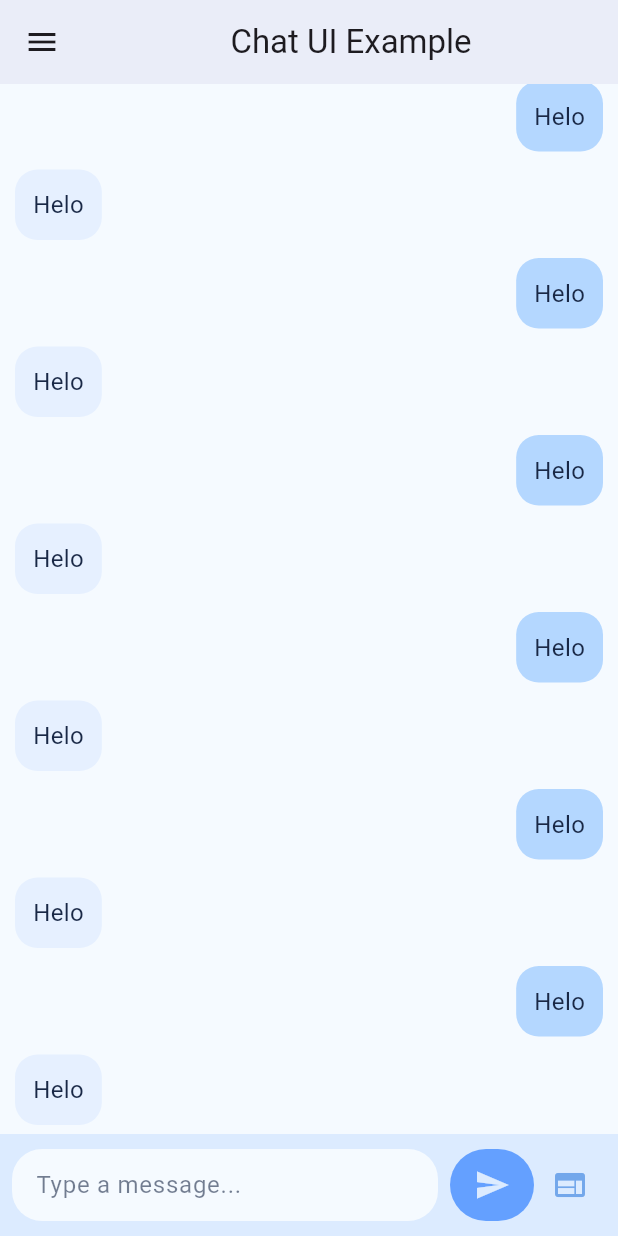
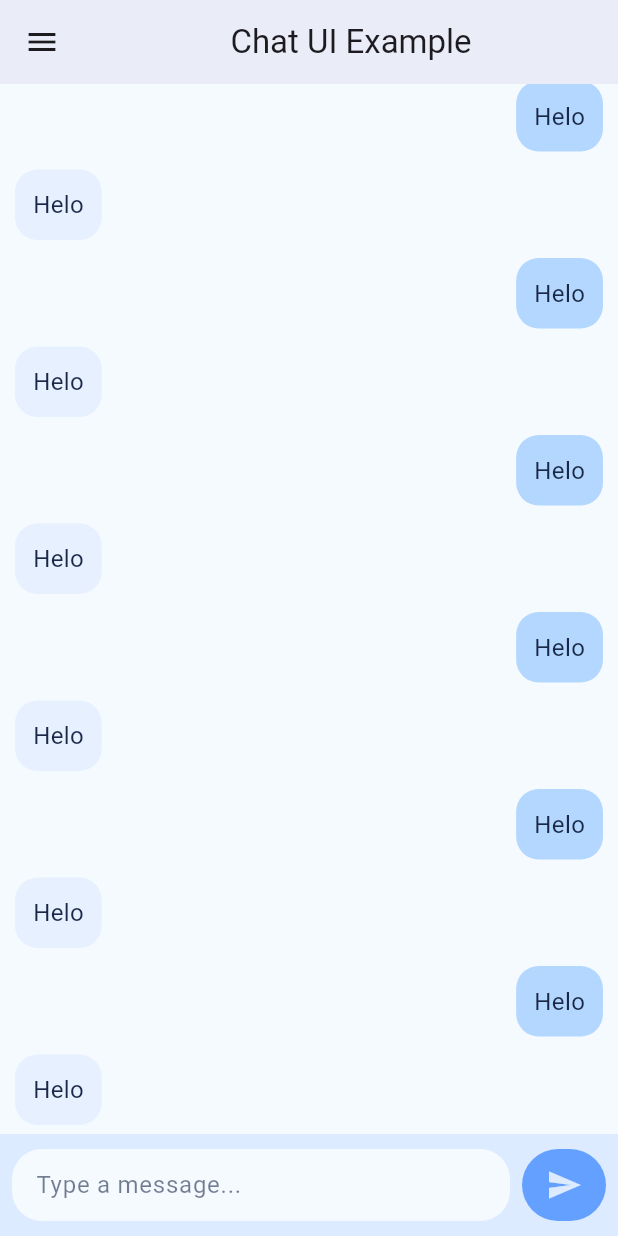
Before and after one commit to Nirosh04/llm-chatbot, a Flutter app: the screen it shows after launch, on a phone screen of 412 x 824 dp. Run offline on Flutter 3.47's test engine with Material 3 defaults, Android fonts, the phone set to English and light mode, and no system bars.

Commit message:
small change

```diff
--- /dev/null
+++ b/lib/frontend/atoms.dart
@@ -0,0 +1,24 @@
+import 'package:flutter/material.dart';
+
+
+
+
+//
+//
+//
+//
+// ---------------------------------- COLORS -------------------------------
+const meChatColor = Color.fromARGB(255, 180, 215, 255);    // soft azure bubble
+const llmChatColor = Color.fromARGB(255, 230, 240, 255);   // pale blue-white bubble
+const backgroundColor = Color.fromARGB(255, 245, 250, 255); // near-white with azure hint
+const barHeaderColor = Color.fromARGB(255, 220, 235, 255);  // light azure header
+const barColor = Color.fromARGB(255, 220, 235, 255);
+const textColor = Color.fromARGB(255, 25, 40, 70);          // deep navy text
+const fabColor = Color.fromARGB(255, 100, 160, 255);        // bright azure accent
+const iconColor = barColor;                                 // reused color reference
+
+//
+//
+//
+//
+// ---------------------------------- BUTTONS -------------------------------
--- a/lib/main.dart
+++ b/lib/main.dart
@@ -25,18 +25,13 @@ const fab_color = Color.fromARGB(255, 80, 150, 250);         // bright azure acc
 
 
 import 'package:flutter/material.dart';
-import 'backend/python_backend.dart';
 import 'dart:math';
+import 'backend/python_backend.dart' as python_backend;
+import 'frontend/atoms.dart' as atoms; // meant for colors and buttons
 
 
-const me_chat_color = Color.fromARGB(255, 180, 215, 255);   // soft azure bubble
-const llm_chat_color = Color.fromARGB(255, 230, 240, 255);  // pale blue-white bubble
-const background_color = Color.fromARGB(255, 245, 250, 255); // near-white with azure hint
-const bar_header_color = Color.fromARGB(255, 220, 235, 255); // light azure header
-const bar_color = Color.fromARGB(255, 220, 235, 255);
-const text_color = Color.fromARGB(255, 25, 40, 70);          // deep navy text
-const fab_color = Color.fromARGB(255, 100, 160, 255);        // bright azure accent
-const icon_color = bar_color;
+
+
 
 void main() {
   runApp(MyApp());
@@ -71,14 +66,14 @@ Widget turnStringToChatBubble(String message, bool isMe) {
         margin: const EdgeInsets.symmetric(vertical: 6),
         padding: const EdgeInsets.all(12),
         decoration: BoxDecoration(
-          color: isMe ? me_chat_color : llm_chat_color,
+          color: isMe ? atoms.meChatColor : atoms.llmChatColor,
           borderRadius: BorderRadius.circular(15),
         ),
         child: Text(
           message,
           style: const TextStyle(
             fontSize: 16,
-            color: text_color,
+            color: atoms.textColor,
           ),
         ),
       ),
@@ -116,7 +111,7 @@ class _MyAppState extends State<MyApp> {
     return MaterialApp(
       debugShowCheckedModeBanner: true,
       home: Scaffold(
-        backgroundColor: background_color,
+        backgroundColor: atoms.backgroundColor,
         // Sidebar / Drawer
         drawer: Drawer(
           child: ListView(
@@ -124,20 +119,20 @@ class _MyAppState extends State<MyApp> {
             children: [
               const DrawerHeader(
                 decoration: BoxDecoration(
-                  color: bar_header_color,
+                  color: atoms.barHeaderColor,
                 ),
                 child: Text(
                   'Sidebar Menu',
                   style: TextStyle(
-                    color: text_color,
+                    color: atoms.textColor,
                     fontSize: 24,
                   ),
                 ),
               ),
               ListTile(
                 leading: const Icon(Icons.home),
-                title: const Text('Home'),
-                onTap: () {},
+                title: const Text('Test Dummy Server'),
+                onTap: () {},//python_backend.getSignalCheck();},
               ),
               ListTile(
                 leading: const Icon(Icons.person),
@@ -159,7 +154,7 @@ class _MyAppState extends State<MyApp> {
         ),
         // AppBar with slightly different color
         appBar: AppBar(
-          backgroundColor: background_color, // slightly different
+          backgroundColor: atoms.backgroundColor, // slightly different
           title: const Center(
             child: Text("Chat UI Example"),
           ),
@@ -179,19 +174,19 @@ class _MyAppState extends State<MyApp> {
             // Bottom input bar
             Container(
               padding: const EdgeInsets.symmetric(horizontal: 8, vertical: 10),
-              color: bar_color,
+              color: atoms.barColor,
               child: Row(
                 children: [
                   // Text field expands to fill available space
                   Expanded(
                     child: TextField(
-                      style: const TextStyle(color: text_color),
-                      cursorColor: fab_color,
+                      style: const TextStyle(color: atoms.textColor),
+                      cursorColor: atoms.fabColor,
                       decoration: InputDecoration(
                         hintText: "Type a message...",
-                        hintStyle: TextStyle(color: text_color.withOpacity(0.6)),
+                        hintStyle: TextStyle(color: atoms.textColor.withOpacity(0.6)),
                         filled: true,
-                        fillColor: background_color,
+                        fillColor: atoms.backgroundColor,
                         contentPadding: const EdgeInsets.symmetric(
                             horizontal: 12, vertical: 10),
                         border: OutlineInputBorder(
@@ -211,19 +206,12 @@ class _MyAppState extends State<MyApp> {
                         );
                       });
                     },
-                    icon: const Icon(Icons.send, color: icon_color),
+                    icon: const Icon(Icons.send, color: atoms.iconColor),
                     style: IconButton.styleFrom(
-                      backgroundColor: fab_color,
+                      backgroundColor: atoms.fabColor,
                       shape: const StadiumBorder(), // Perfect middle ground
                       padding: const EdgeInsets.symmetric(horizontal: 16, vertical: 12),
                     ),
-                  ),
-                  IconButton(
-                    onPressed: () {
-                      getSignalCheck();
-                    },
-                    icon: const Icon(Icons.web, color: Color.fromARGB(255, 115, 167, 235)),
-
                   ),
                 ],
               ),
```
Also changed, not shown: 1 other file.
